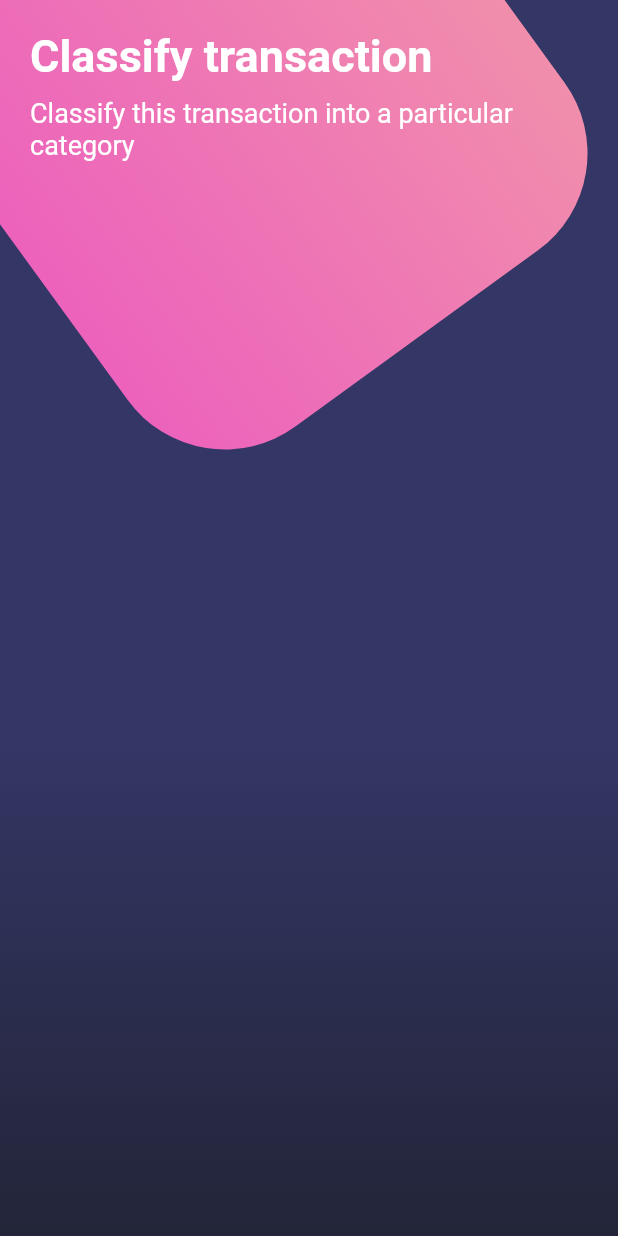
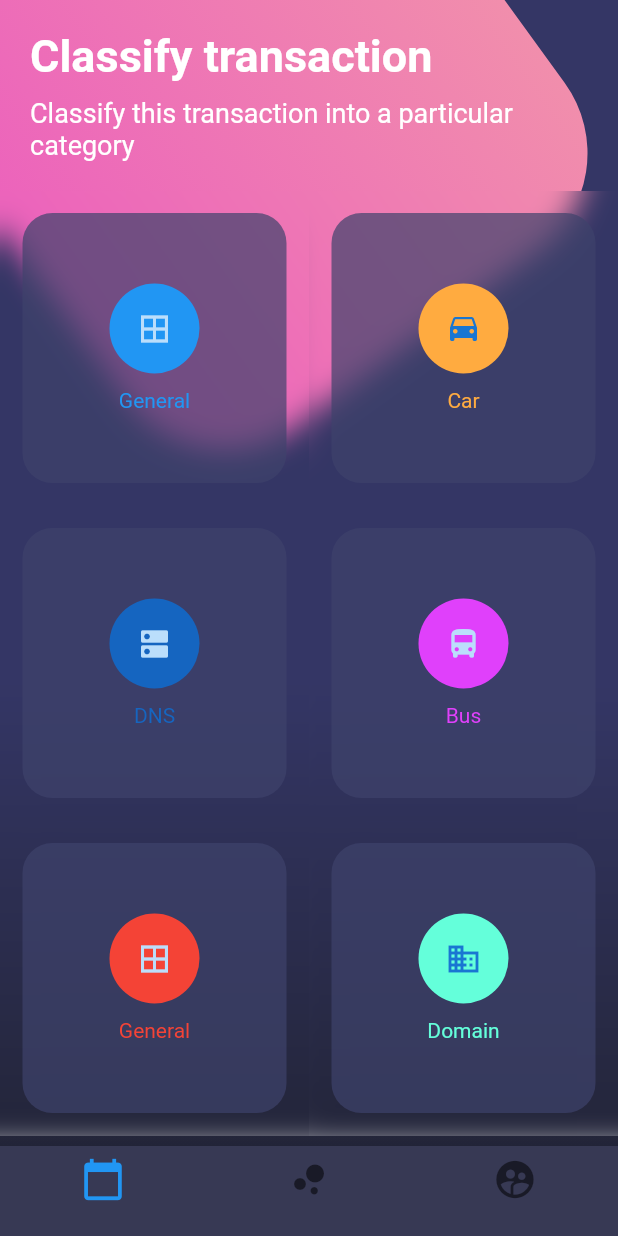
Before and after one commit to oscar02r/diseno-flutter1, a Flutter app: the screen it shows after launch, on a phone screen of 412 x 824 dp. Run offline on Flutter 3.47's test engine with Material 2 defaults, Android fonts, the phone set to English and light mode, and no system bars.

Commit message:
Finish of project

```diff
--- a/lib/main.dart
+++ b/lib/main.dart
@@ -11,11 +11,15 @@ class MyApp extends StatelessWidget {
   @override
   Widget build(BuildContext context) {
 
-    SystemChrome.setSystemUIOverlayStyle(SystemUiOverlayStyle.dark.copyWith(
+    /*SystemChrome.setSystemUIOverlayStyle(SystemUiOverlayStyle.dark.copyWith(
         statusBarColor: Colors.redAccent
     ),
 
-    );
+    );*/
+
+    SystemChrome.setSystemUIOverlayStyle( SystemUiOverlayStyle.light.copyWith(
+      statusBarColor: Colors.transparent
+));
 
     return MaterialApp(
       debugShowCheckedModeBanner: false,
--- a/lib/src/page/botones_page.dart
+++ b/lib/src/page/botones_page.dart
@@ -1,6 +1,8 @@
 import 'package:flutter/material.dart';
+import 'dart:ui';
+import 'dart:math';
 
-import 'dart:math';
+
 
 class BotonesPage extends StatelessWidget {
   @override
@@ -13,11 +15,14 @@ class BotonesPage extends StatelessWidget {
             child: Column(
               children: <Widget>[
                 _titulo(),
+                _botonesRedondeados()
               ],
             ),
           )
         ],
       ),
+      bottomNavigationBar: _bottomNavigationBar(context),
+
     );
   }
 
@@ -82,4 +87,85 @@ class BotonesPage extends StatelessWidget {
       ),
     );
   }
+
+   Widget _bottomNavigationBar(BuildContext context) {
+
+      return Theme(
+        data: Theme.of(context).copyWith(
+            canvasColor: Color.fromRGBO( 55, 57, 84, 1 ),
+            primaryColor: Colors.pinkAccent,
+            textTheme: Theme.of(context).textTheme.copyWith(caption: TextStyle(color: Color.fromRGBO(166, 117, 152, 1.0)))
+        ),
+        child: BottomNavigationBar(
+
+          items: [
+          BottomNavigationBarItem(
+          icon: Icon(Icons.calendar_today, size: 30.0,),
+          title: Container()
+          ),
+          BottomNavigationBarItem(
+          icon: Icon(Icons.bubble_chart, size: 30.0),
+          title: Container()
+          ),
+           BottomNavigationBarItem(
+          icon: Icon(Icons.supervised_user_circle, size: 30.0 ),
+          title: Container()
+          )
+        ])
+        );
+  }
+
+ Widget _botonesRedondeados() {
+        return Table(
+              children: [
+                TableRow(
+                  children: [
+                    _crearBotonRedondeado(Colors.blue, Icons.border_all, 'General' ),
+                    _crearBotonRedondeado(Colors.orangeAccent  , Icons.drive_eta, 'Car' ),
+                  ]
+                ),
+                TableRow(
+                  children: [
+                    _crearBotonRedondeado(Colors.blue[800], Icons.dns, 'DNS' ),
+                    _crearBotonRedondeado(Colors.purpleAccent[200]  , Icons.directions_bus, 'Bus' ),
+                  ]
+                ),
+                TableRow(
+                  children: [
+                    _crearBotonRedondeado( Colors.red, Icons.border_all, 'General' ),
+                    _crearBotonRedondeado( Colors.tealAccent  , Icons.domain, 'Domain' ),
+                  ]
+                ),
+              ],
+        );
+  }
+
+ Widget _crearBotonRedondeado(Color color, IconData icono, String texto) {
+        return ClipRect(
+                  child: BackdropFilter(
+            filter: ImageFilter.blur(sigmaY: 10.0, sigmaX: 10.0),
+            child: Container(
+                height: 180.0,
+                margin: EdgeInsets.all(15.0),
+                decoration: BoxDecoration(
+                  color: Color.fromRGBO(62, 66, 107, 0.7),
+                  borderRadius: BorderRadius.circular(20.0),
+                ),
+                child: Column(
+                  mainAxisAlignment: MainAxisAlignment.center,
+                  children: <Widget>[
+          CircleAvatar(
+            radius: 30.0,
+            backgroundColor: color,
+            child: Icon(icono,
+            ),
+          ),
+          SizedBox(height: 10.0,),
+          Text( texto, style: TextStyle(color: color),)
+                  ],
+                ),
+              ),
+            ),
+        );
+  }
 }
```
